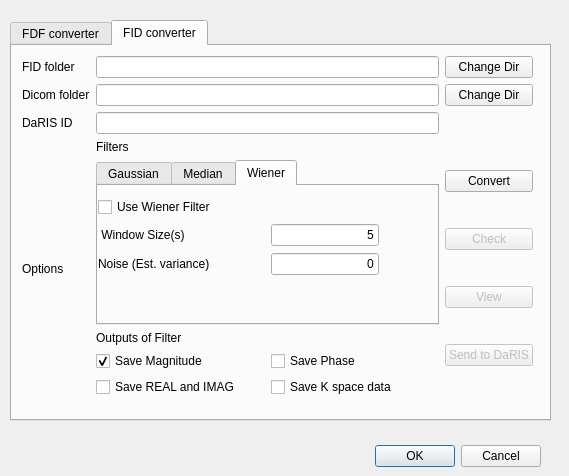
This is Agilent2DicomWidget.ui in maeager/Agilent2Dicom as Qt 5 draws it before an edit. The edited form follows.
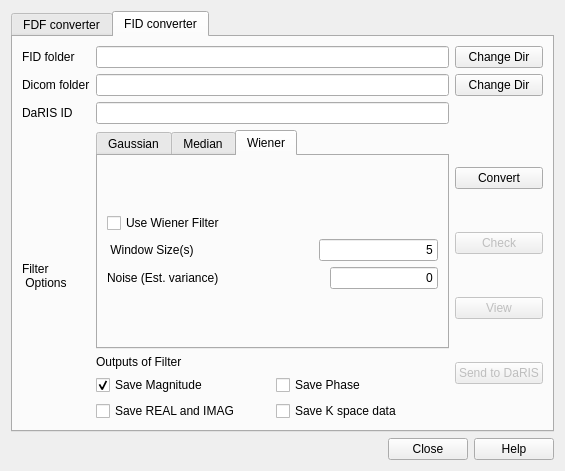
This is the edited form. The open tabs and pages were chosen to show the change.

Commit message: Widget resizable. Agilent2DicomWidget.ui size policy and layouts improved to enhance visibility.

The edit to the form file:
```diff
--- a/Agilent2DicomWidget.ui
+++ b/Agilent2DicomWidget.ui
@@ -6,21 +6,24 @@
    <rect>
     <x>0</x>
     <y>0</y>
-    <width>569</width>
-    <height>476</height>
+    <width>565</width>
+    <height>471</height>
    </rect>
   </property>
+  <property name="sizePolicy">
+   <sizepolicy hsizetype="Expanding" vsizetype="Expanding">
+    <horstretch>0</horstretch>
+    <verstretch>0</verstretch>
+   </sizepolicy>
+  </property>
   <property name="windowTitle">
    <string>Form</string>
   </property>
+  <layout class="QVBoxLayout" name="verticalLayout">
+   <item>
   <widget class="QTabWidget" name="tabWidget">
-   <property name="geometry">
-    <rect>
-     <x>10</x>
-     <y>20</y>
-     <width>541</width>
-     <height>401</height>
-    </rect>
+     <property name="mouseTracking">
+      <bool>true</bool>
    </property>
    <property name="toolTip">
     <string/>
@@ -367,15 +370,8 @@
     <attribute name="title">
      <string>FID converter</string>
     </attribute>
-    <widget class="QWidget" name="gridLayoutWidget_10">
-     <property name="geometry">
-      <rect>
-       <x>10</x>
-       <y>10</y>
-       <width>511</width>
-       <height>341</height>
-      </rect>
-     </property>
+      <layout class="QVBoxLayout" name="verticalLayout_2">
+       <item>
      <layout class="QGridLayout" name="gridLayout_11">
       <item row="2" column="1">
        <widget class="QLabel" name="label_22">
@@ -387,7 +383,8 @@
       <item row="3" column="1">
        <widget class="QLabel" name="label_23">
         <property name="text">
-         <string>Options</string>
+            <string>Filter 
+ Options</string>
         </property>
        </widget>
       </item>
@@ -516,13 +513,6 @@
       </item>
       <item row="3" column="2">
        <layout class="QVBoxLayout" name="verticalLayout_8">
-        <item>
-         <widget class="QLabel" name="label_29">
-          <property name="text">
-           <string>Filters</string>
-          </property>
-         </widget>
-        </item>
         <item>
          <widget class="QTabWidget" name="tabWidget_3">
           <property name="enabled">
@@ -856,15 +846,8 @@
            <attribute name="title">
             <string>Wiener</string>
            </attribute>
-           <widget class="QWidget" name="verticalLayoutWidget_9">
-            <property name="geometry">
-             <rect>
-              <x>0</x>
-              <y>10</y>
-              <width>281</width>
-              <height>81</height>
-             </rect>
-            </property>
+              <layout class="QVBoxLayout" name="verticalLayout_3">
+               <item>
             <layout class="QVBoxLayout" name="verticalLayout_10">
              <item>
               <widget class="QCheckBox" name="checkBox_wiener_2">
@@ -993,7 +976,8 @@
               </layout>
              </item>
             </layout>
-           </widget>
+               </item>
+              </layout>
           </widget>
          </widget>
         </item>
@@ -1052,25 +1036,22 @@
        </layout>
       </item>
      </layout>
-    </widget>
-   </widget>
-  </widget>
+       </item>
+      </layout>
+     </widget>
+    </widget>
+   </item>
+   <item>
   <widget class="QDialogButtonBox" name="buttonBox">
-   <property name="geometry">
-    <rect>
-     <x>200</x>
-     <y>440</y>
-     <width>341</width>
-     <height>32</height>
-    </rect>
-   </property>
    <property name="orientation">
     <enum>Qt::Horizontal</enum>
    </property>
    <property name="standardButtons">
-    <set>QDialogButtonBox::Cancel|QDialogButtonBox::Ok</set>
-   </property>
-  </widget>
+      <set>QDialogButtonBox::Close|QDialogButtonBox::Help</set>
+     </property>
+    </widget>
+   </item>
+  </layout>
  </widget>
  <resources/>
  <connections/>
```
Left out of the diff: 212 changed lines with no effect on the pictures. Lines whose indentation alone changed are shown as unchanged. The commit also changes 1 other file.
